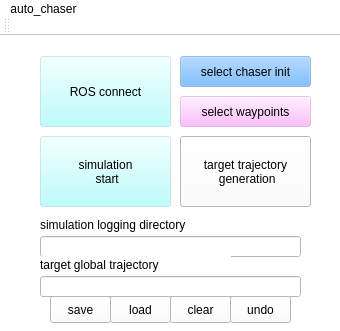
Qt form src/qt_ui/mainwindow.ui (ICRA-2020/traj_gen_vis) before a commit; both pictures show x 0 to 340 and y 0 to 331 of the 340 by 675 pixel window.
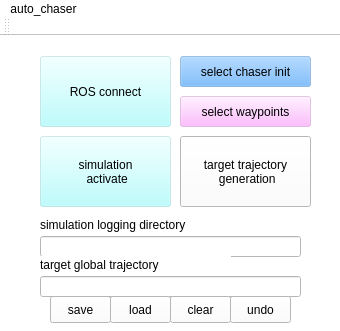
The same form after that commit.

Patch:
```diff
--- a/src/qt_ui/mainwindow.ui
+++ b/src/qt_ui/mainwindow.ui
@@ -124,7 +124,10 @@
     </property>
     <property name="text">
      <string>simulation
- start</string>
+ activate</string>
+    </property>
+    <property name="checkable">
+     <bool>true</bool>
     </property>
    </widget>
    <widget class="QTextEdit" name="textEdit_board">
```
